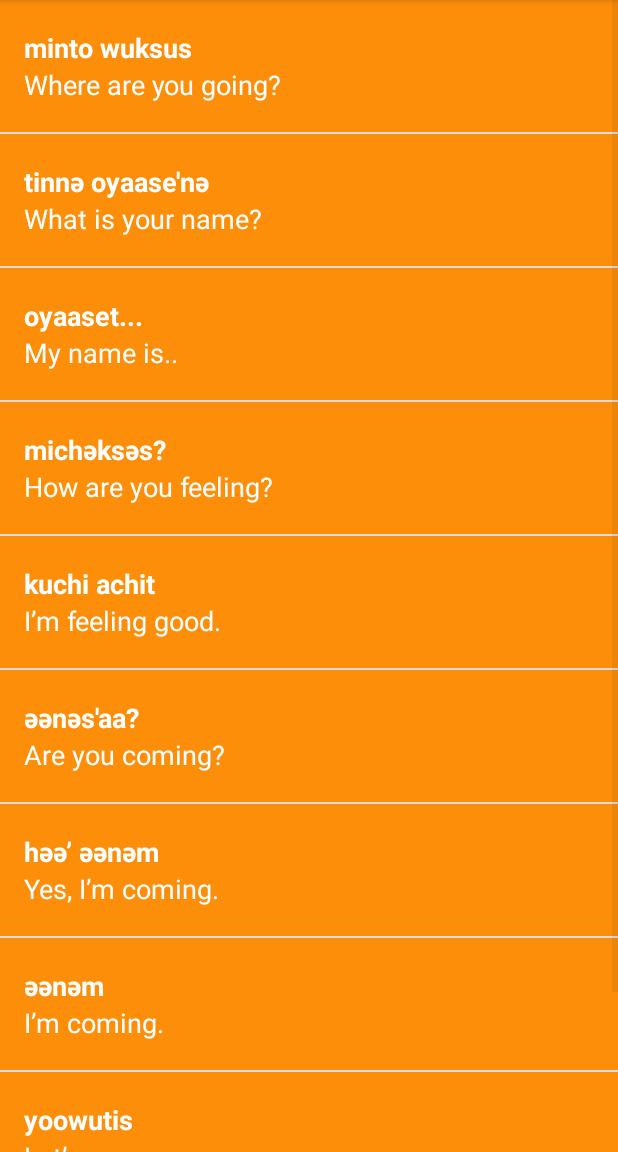
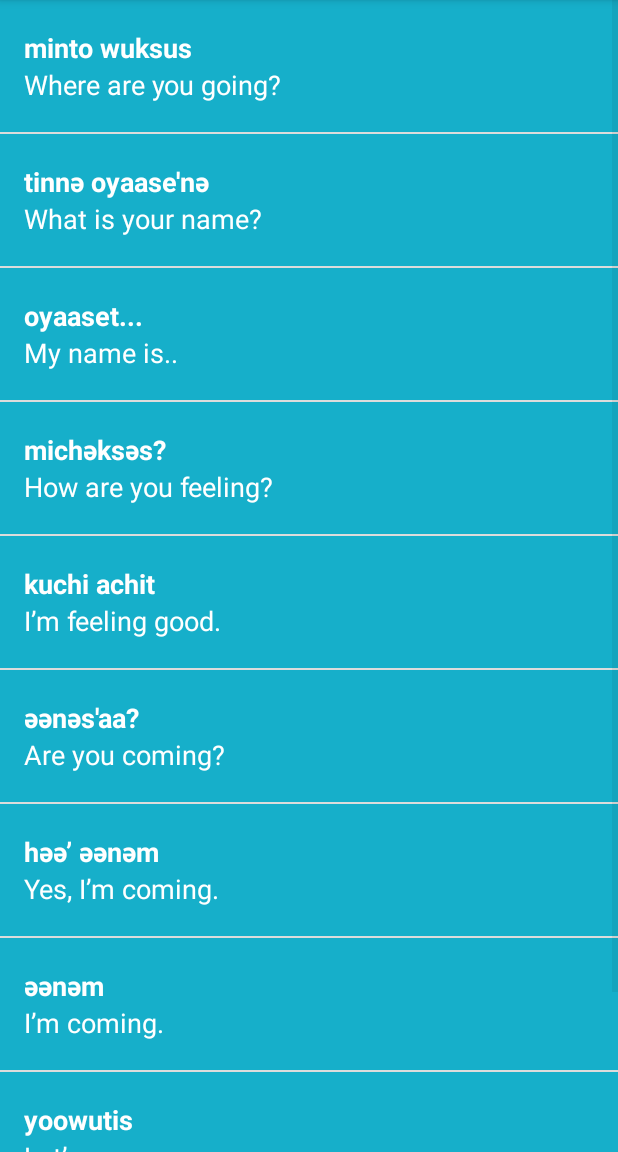
Before and after one commit to SergioKulyk/android-Miwok, an Android app: the PhrasesActivity screen opened directly, with no data from a screen before it, on a phone screen of 412 x 824 dp, the part 84-1236 px from its top. Run offline under Robolectric (Android 15) with nearby library versions, the phone set to English and light mode, and no system bars.

Commit message:
fix: change item background color

```diff
--- a/app/src/main/java/com/example/android/miwok/ColorsActivity.java
+++ b/app/src/main/java/com/example/android/miwok/ColorsActivity.java
@@ -47,7 +47,7 @@ public class ColorsActivity extends AppCompatActivity {
         words.add(new Word("mustard yellow", "chiwiiṭә", R.drawable.color_mustard_yellow, R.raw.color_mustard_yellow));
 
         // adapter knows how to create list items for each item in the list.
-        WordAdapter adapter = new WordAdapter(this, words, R.color.category_numbers);
+        WordAdapter adapter = new WordAdapter(this, words, R.color.category_colors);
 
         // Find the {@link ListView} object in the view hierarchy of the {@link Activity}.
         // There should be a {@link ListView} with the view ID called list, which is declared in the
--- a/app/src/main/java/com/example/android/miwok/FamilyActivity.java
+++ b/app/src/main/java/com/example/android/miwok/FamilyActivity.java
@@ -49,7 +49,7 @@ public class FamilyActivity extends AppCompatActivity {
         words.add(new Word("grandfather", "paapa", R.drawable.family_grandfather, R.raw.family_father));
 
         // adapter knows how to create list items for each item in the list.
-        WordAdapter adapter = new WordAdapter(this, words, R.color.category_numbers);
+        WordAdapter adapter = new WordAdapter(this, words, R.color.category_family);
 
         // Find the {@link ListView} object in the view hierarchy of the {@link Activity}.
         // There should be a {@link ListView} with the view ID called list, which is declared in the
--- a/app/src/main/java/com/example/android/miwok/PhrasesActivity.java
+++ b/app/src/main/java/com/example/android/miwok/PhrasesActivity.java
@@ -49,7 +49,7 @@ public class PhrasesActivity extends AppCompatActivity {
         words.add(new Word("Come here.", "әnni'nem", R.raw.phrase_come_here));
 
         // adapter knows how to create list items for each item in the list.
-        WordAdapter adapter = new WordAdapter(this, words, R.color.category_numbers);
+        WordAdapter adapter = new WordAdapter(this, words, R.color.category_phrases);
 
         // Find the {@link ListView} object in the view hierarchy of the {@link Activity}.
         // There should be a {@link ListView} with the view ID called list, which is declared in the
```
